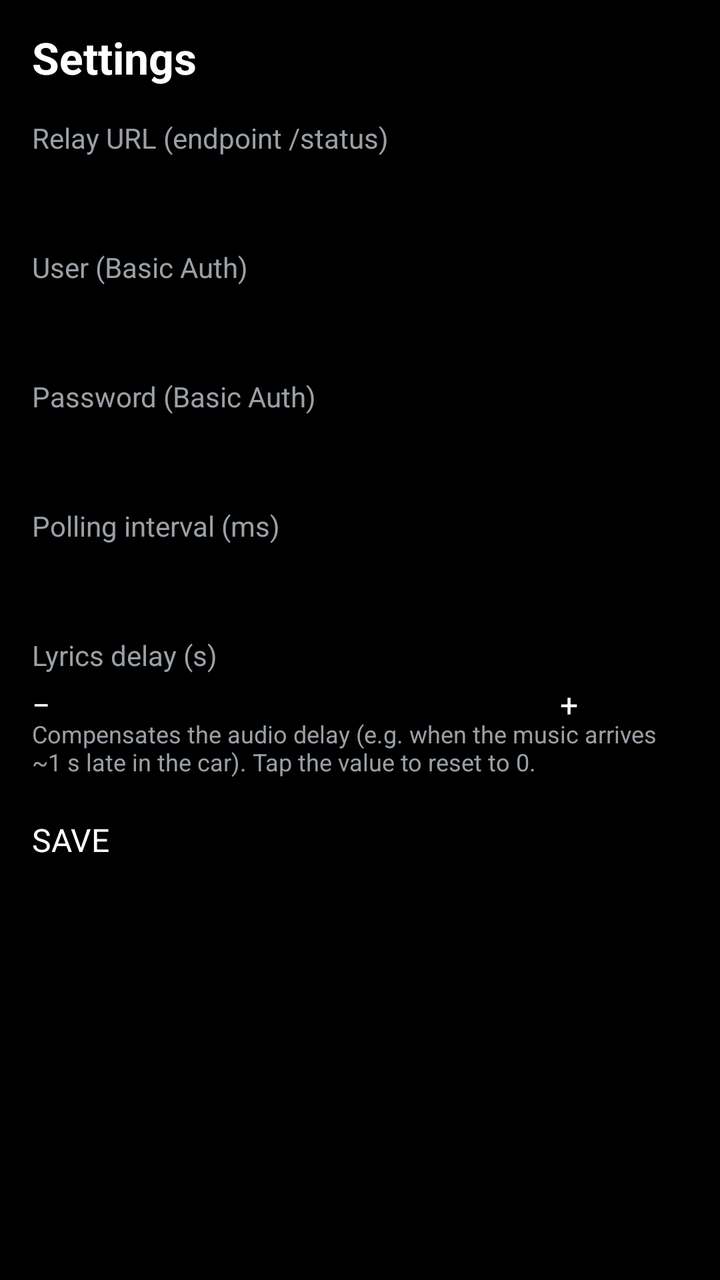
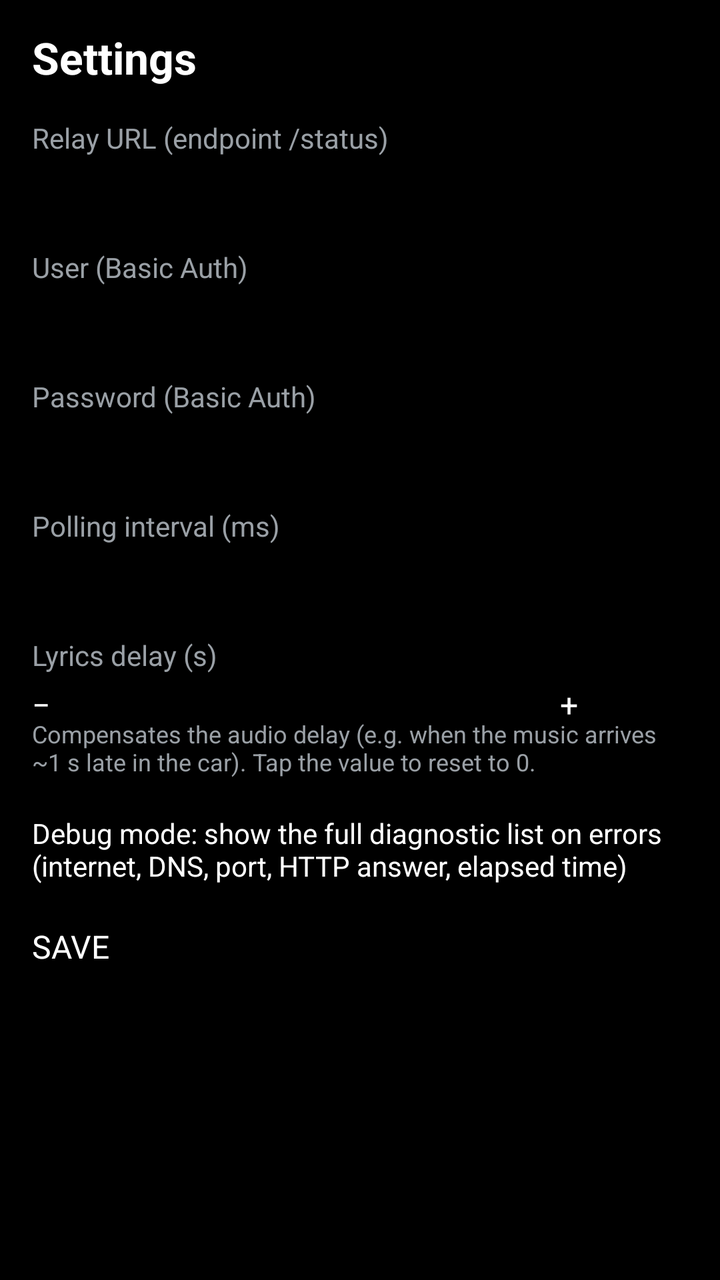

Compare the two renders of this Android layout. The source of the first and the diff that turns it into the second are given below.
<!-- AndroidManifest.xml: activity theme AppTheme -->
<!-- res/layout/activity_settings.xml -->
<?xml version="1.0" encoding="utf-8"?>
<ScrollView xmlns:android="http://schemas.android.com/apk/res/android"
    android:layout_width="match_parent"
    android:layout_height="match_parent"
    android:background="@color/bg"
    android:fillViewport="true">

    <LinearLayout
        android:layout_width="match_parent"
        android:layout_height="wrap_content"
        android:orientation="vertical"
        android:paddingLeft="16dp"
        android:paddingRight="16dp"
        android:paddingTop="14dp"
        android:paddingBottom="14dp">

        <TextView
            android:layout_width="wrap_content"
            android:layout_height="wrap_content"
            android:text="@string/settings_title"
            android:textColor="@color/title"
            android:textSize="22sp"
            android:textStyle="bold" />

        <TextView
            android:layout_width="wrap_content"
            android:layout_height="wrap_content"
            android:layout_marginTop="16dp"
            android:text="@string/settings_url"
            android:textColor="@color/subtitle"
            android:textSize="14sp" />

        <EditText
            android:id="@+id/setUrl"
            android:layout_width="match_parent"
            android:layout_height="wrap_content"
            android:paddingTop="6dp"
            android:paddingBottom="6dp" />

        <TextView
            android:layout_width="wrap_content"
            android:layout_height="wrap_content"
            android:layout_marginTop="12dp"
            android:text="@string/settings_user"
            android:textColor="@color/subtitle"
            android:textSize="14sp" />

        <EditText
            android:id="@+id/setUser"
            android:layout_width="match_parent"
            android:layout_height="wrap_content"
            android:paddingTop="6dp"
            android:paddingBottom="6dp" />

        <TextView
            android:layout_width="wrap_content"
            android:layout_height="wrap_content"
            android:layout_marginTop="12dp"
            android:text="@string/settings_pass"
            android:textColor="@color/subtitle"
            android:textSize="14sp" />

        <EditText
            android:id="@+id/setPass"
            android:layout_width="match_parent"
            android:layout_height="wrap_content"
            android:paddingTop="6dp"
            android:paddingBottom="6dp" />

        <TextView
            android:layout_width="wrap_content"
            android:layout_height="wrap_content"
            android:layout_marginTop="12dp"
            android:text="@string/settings_poll"
            android:textColor="@color/subtitle"
            android:textSize="14sp" />

        <EditText
            android:id="@+id/setPoll"
            android:layout_width="match_parent"
            android:layout_height="wrap_content"
            android:paddingTop="6dp"
            android:paddingBottom="6dp" />

        <TextView
            android:layout_width="wrap_content"
            android:layout_height="wrap_content"
            android:layout_marginTop="12dp"
            android:text="@string/settings_delay"
            android:textColor="@color/subtitle"
            android:textSize="14sp" />

        <LinearLayout
            android:layout_width="match_parent"
            android:layout_height="wrap_content"
            android:orientation="horizontal">

            <Button
                android:id="@+id/btnDelayMinus"
                android:layout_width="64dp"
                android:layout_height="wrap_content"
                android:text="\u2212" />

            <TextView
                android:id="@+id/delayValue"
                android:layout_width="0dp"
                android:layout_height="match_parent"
                android:layout_weight="1"
                android:clickable="true"
                android:gravity="center"
                android:textColor="@color/title"
                android:textSize="20sp"
                android:textStyle="bold" />

            <Button
                android:id="@+id/btnDelayPlus"
                android:layout_width="64dp"
                android:layout_height="wrap_content"
                android:text="+" />
        </LinearLayout>

        <TextView
            android:layout_width="match_parent"
            android:layout_height="wrap_content"
            android:text="@string/settings_delay_hint"
            android:textColor="@color/subtitle"
            android:textSize="12sp" />

        <Button
            android:id="@+id/btnSave"
            android:layout_width="wrap_content"
            android:layout_height="wrap_content"
            android:layout_marginTop="20dp"
            android:text="@string/settings_save" />
    </LinearLayout>
</ScrollView>
<!-- resources referenced by this layout -->
<resources>
  <color name="bg">#FF000000</color>
  <color name="subtitle">#FF9AA0A6</color>
  <color name="title">#FFFFFFFF</color>
  <string name="settings_delay">Lyrics delay (s)</string>
  <string name="settings_delay_hint">Compensates the audio delay (e.g. when the music arrives ~1 s late in the car). Tap the value to reset to 0.</string>
  <string name="settings_pass">Password (Basic Auth)</string>
  <string name="settings_poll">Polling interval (ms)</string>
  <string name="settings_save">SAVE</string>
  <string name="settings_title">Settings</string>
  <string name="settings_url">Relay URL (endpoint /status)</string>
  <string name="settings_user">User (Basic Auth)</string>
  <style name="AppTheme" parent="android:Theme.Black.NoTitleBar">
          <item name="android:windowNoTitle">true</item>
          <item name="android:windowBackground">@color/bg</item>
          <item name="android:colorBackground">@color/bg</item>
      </style>
</resources>

<!-- the commit's change to res/layout/activity_settings.xml (unified diff, before → after) -->
@@ -126,6 +126,15 @@
             android:textColor="@color/subtitle"
             android:textSize="12sp" />
 
+        <CheckBox
+            android:id="@+id/setDebug"
+            android:layout_width="wrap_content"
+            android:layout_height="wrap_content"
+            android:layout_marginTop="18dp"
+            android:text="@string/settings_debug"
+            android:textColor="@color/title"
+            android:textSize="14sp" />
+
         <Button
             android:id="@+id/btnSave"
             android:layout_width="wrap_content"
<!-- resource entries referenced after the edit -->
@@ -3,6 +3,7 @@
   <color name="bg">#FF000000</color>
   <color name="subtitle">#FF9AA0A6</color>
   <color name="title">#FFFFFFFF</color>
+  <string name="settings_debug">Debug mode: show the full diagnostic list on errors (internet, DNS, port, HTTP answer, elapsed time)</string>
   <string name="settings_delay">Lyrics delay (s)</string>
   <string name="settings_delay_hint">Compensates the audio delay (e.g. when the music arrives ~1 s late in the car). Tap the value to reset to 0.</string>
   <string name="settings_pass">Password (Basic Auth)</string>
